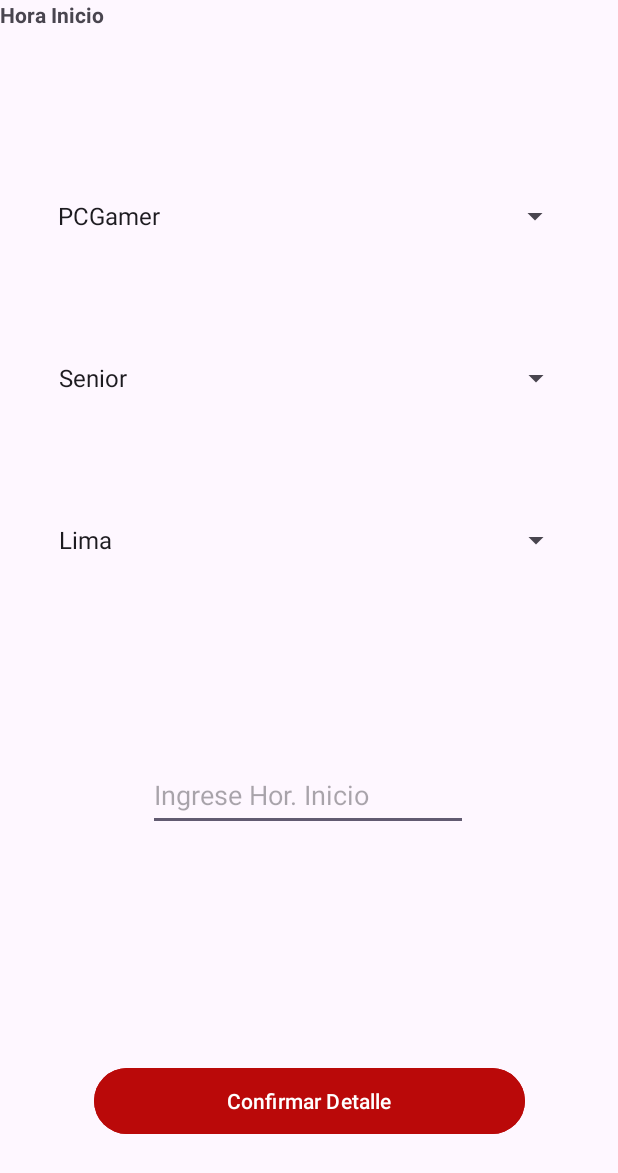
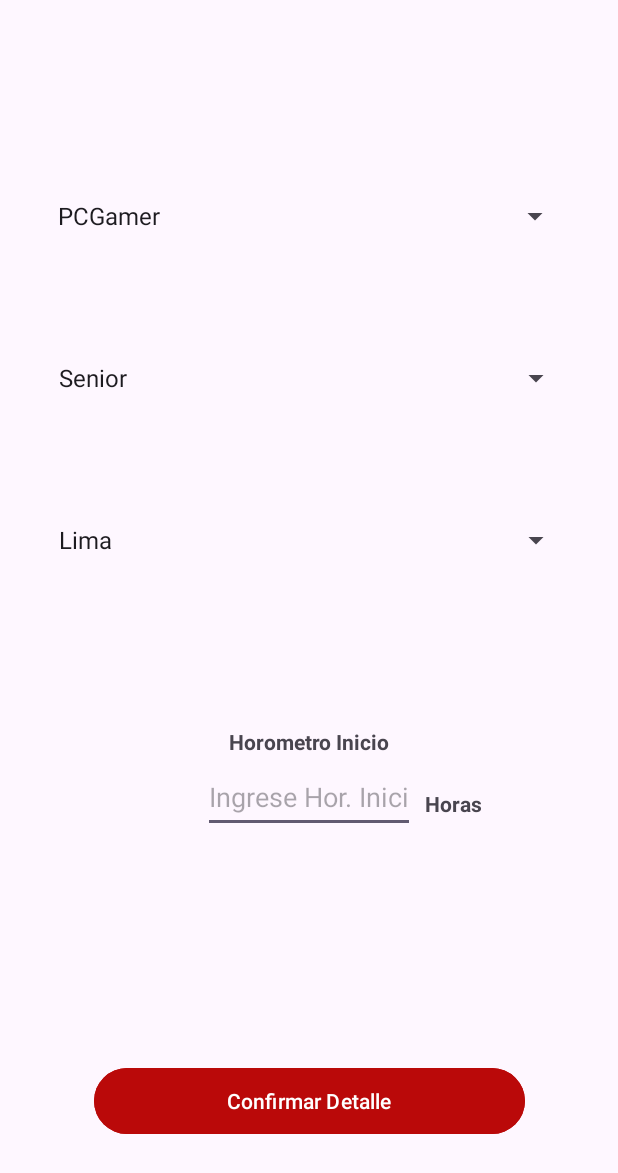
Before and after one commit to WilliamsCG57/PromcoserApp, an Android app: the fragment CrearParteDiarioFragment shown on its own in the app's theme, on a phone screen of 412 x 824 dp. Shown: the top 1173 px of the screen. Run offline under Robolectric (Android 15) with nearby library versions, the phone set to English and light mode, and no system bars.

Commit message:
Actualización Interfaz Crear Parte Diario

```diff
--- a/app/src/main/res/layout/fragment_crear_parte_diario.xml
+++ b/app/src/main/res/layout/fragment_crear_parte_diario.xml
@@ -50,8 +50,8 @@
 
     <EditText
         android:id="@+id/editTextText"
-        android:layout_width="wrap_content"
-        android:layout_height="wrap_content"
+        android:layout_width="141dp"
+        android:layout_height="48dp"
         android:layout_marginTop="32dp"
         android:ems="10"
         android:hint="@string/hideHoraInicio"
@@ -59,10 +59,22 @@
         android:minHeight="48dp"
         app:layout_constraintBottom_toBottomOf="parent"
         app:layout_constraintEnd_toEndOf="parent"
-        app:layout_constraintHorizontal_bias="0.497"
         app:layout_constraintStart_toStartOf="parent"
         app:layout_constraintTop_toTopOf="parent"
-        app:layout_constraintVertical_bias="0.637" />
+        app:layout_constraintVertical_bias="0.639" />
+
+    <TextView
+        android:id="@+id/textView3"
+        android:layout_width="wrap_content"
+        android:layout_height="wrap_content"
+        android:text="@string/valetHorometro"
+        android:textStyle="bold"
+        app:layout_constraintBottom_toBottomOf="parent"
+        app:layout_constraintEnd_toEndOf="parent"
+        app:layout_constraintHorizontal_bias="0.758"
+        app:layout_constraintStart_toStartOf="parent"
+        app:layout_constraintTop_toTopOf="parent"
+        app:layout_constraintVertical_bias="0.654" />
 
     <TextView
         android:id="@+id/tvhoraInicio"
@@ -70,8 +82,11 @@
         android:layout_height="wrap_content"
         android:text="@string/valtvHoraInicio"
         android:textStyle="bold"
-        tools:ignore="MissingConstraints"
-        tools:layout_editor_absoluteX="103dp"
-        tools:layout_editor_absoluteY="430dp" />
+        app:layout_constraintBottom_toBottomOf="parent"
+        app:layout_constraintEnd_toEndOf="parent"
+        app:layout_constraintStart_toStartOf="parent"
+        app:layout_constraintTop_toTopOf="parent"
+        app:layout_constraintVertical_bias="0.602"
+        tools:ignore="MissingConstraints" />
 
 </androidx.constraintlayout.widget.ConstraintLayout>
--- a/app/src/main/res/values/strings.xml
+++ b/app/src/main/res/values/strings.xml
@@ -41,8 +41,9 @@
     <string name="elim">Eliminar</string>
     <string name="cerrrar">Cerrar</string>
     <string name="detalle_icon">iconTrabajo</string>
-    <string name="valtvHoraInicio">Hora Inicio</string>
+    <string name="valtvHoraInicio">Horometro Inicio</string>
     <string name="hideHoraInicio">Ingrese Hor. Inicio</string>
+    <string name="valetHorometro">Horas</string>
 
 
 </resources>
```
